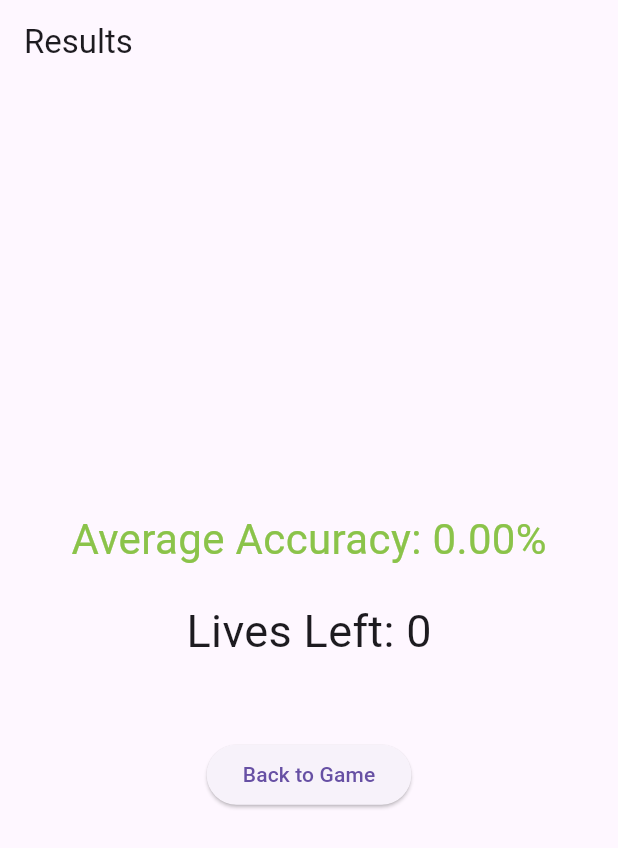
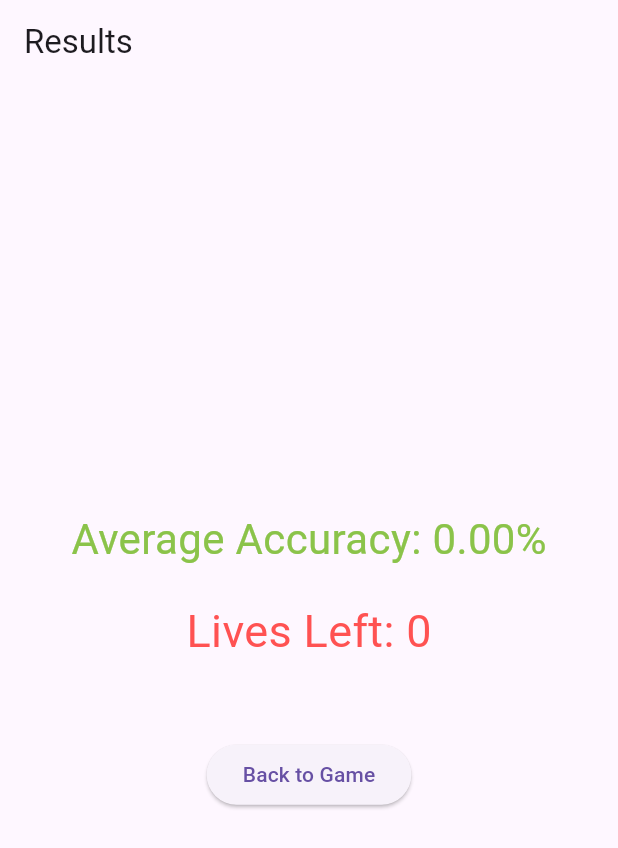
Before and after one commit to nazikanshaffAM/spello_onebysix, a Flutter app: the ResultPage screen opened directly with empty values, on a phone screen of 412 x 824 dp. Shown: the top 848 px of the screen. Run offline on Flutter 3.47's test engine with Material 3 defaults, Android fonts, the phone set to English and light mode, and no system bars; our stand-ins replace fl_chart, flutter_slidable, lottie, shared_preferences, shelf, smooth_page_indicator; missing offline and left inert: record, shelf_router, tutorial_coach_mark; accounts and stored records are empty; project files that could hold a hidden picture were left out.

Commit message:
feat: UI changes to results_page.dart

```diff
--- a/game2/lib/ui/results_page.dart
+++ b/game2/lib/ui/results_page.dart
@@ -28,7 +28,7 @@ class ResultPage extends StatelessWidget {
             // Display the number of lives left
             Text(
               'Lives Left: $livesLeft',
-              style: TextStyle(fontSize: 30), // Set font size
+              style: TextStyle(fontSize: 30, color: Colors.redAccent), // Set font size
             ),
             SizedBox(height: 50), // Add space before the button
             ElevatedButton(
```
